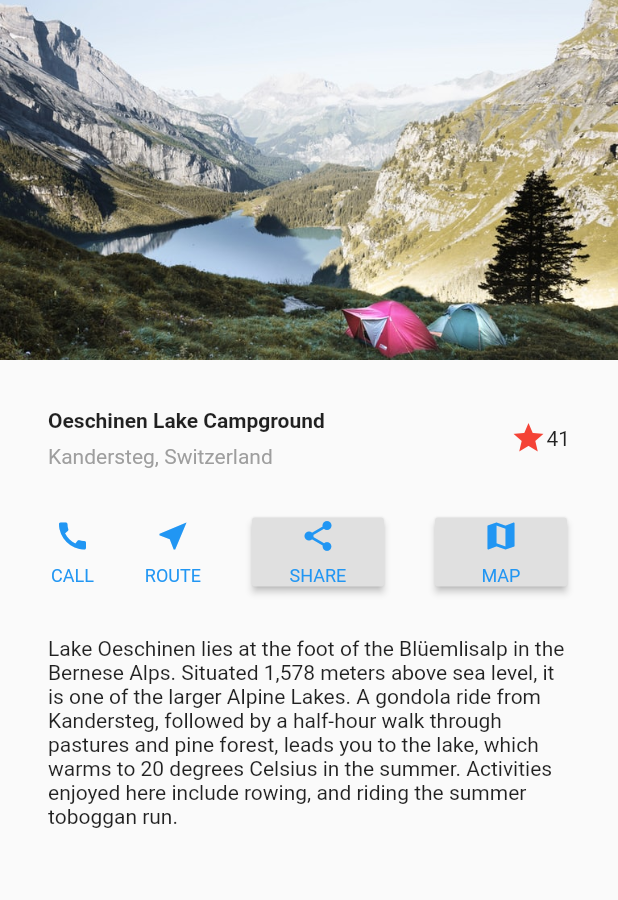
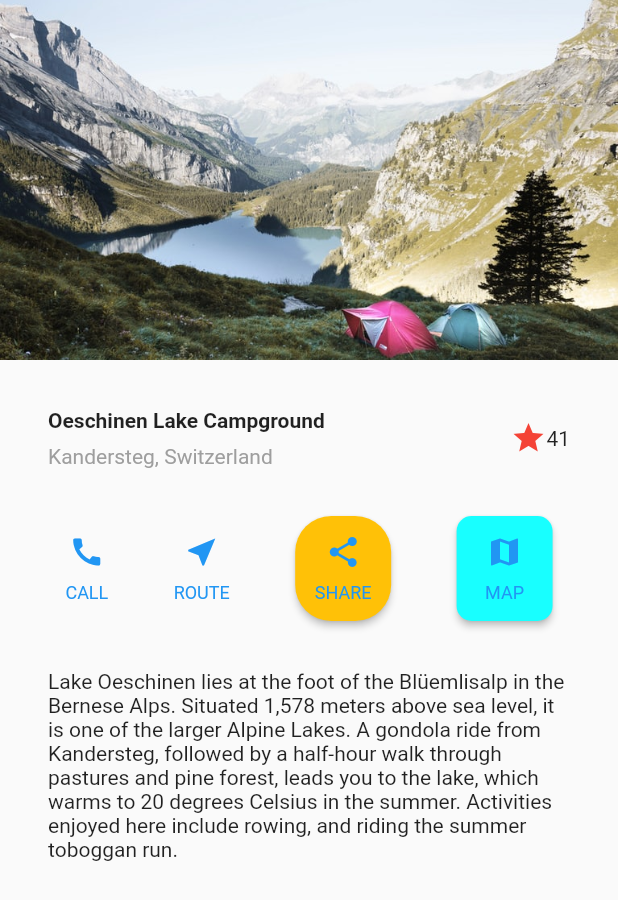
Before and after one commit to GzxdH/zFlutter_demo, a Flutter app: the screen it shows after launch, on a phone screen of 412 x 824 dp. Shown: the top 900 px of the screen. Run offline on Flutter 3.47's test engine with Material 2 defaults, Android fonts, the phone set to English and light mode, and no system bars; our stand-ins replace dio, fluttertoast.

Commit message:
一些版本调整

```diff
--- a/lib/main.dart
+++ b/lib/main.dart
@@ -123,7 +123,13 @@ class _HomePageState extends State<HomePage> {
               );
             },
           ),
-          RaisedButton(
+          ElevatedButton(
+            style: ElevatedButton.styleFrom(
+              shape: RoundedRectangleBorder(
+                  borderRadius: BorderRadius.circular(24.0)),
+              padding: const EdgeInsets.all(12.0),
+              primary: Colors.amber,
+            ),
             child: buildButtonColumn(Icons.share, 'SHARE'),
             onPressed: () {
               Fluttertoast.showToast(
@@ -137,7 +143,13 @@ class _HomePageState extends State<HomePage> {
               );
             },
           ),
-          RaisedButton(
+          ElevatedButton(
+            style: ElevatedButton.styleFrom(
+              shape: RoundedRectangleBorder(
+                  borderRadius: BorderRadius.circular(10.0)),
+              padding: const EdgeInsets.all(12.0),
+              primary: Colors.cyanAccent,
+            ),
             child: buildButtonColumn(Icons.map, 'MAP'),
             onPressed: () {
               Navigator.pushNamed(context, "where");
```
Also changed, not shown: pubspec.lock, 4 other files.
